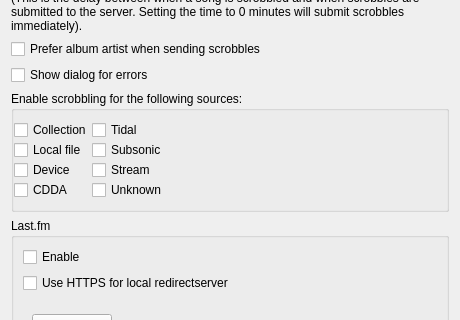
This is src/settings/scrobblersettingspage.ui in strawberrymusicplayer/strawberry as Qt 5 draws it before an edit; both pictures show x 0 to 460 and y 201 to 521 of the 460 by 1009 pixel window. The edited form follows.
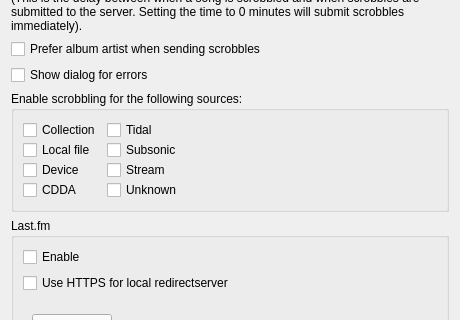
This is the edited form. Custom widgets are drawn as their Qt base class.

Commit message:
Fix spacing for sources in scrobbling settings
Fixes #523

What changed in the file:
```diff
--- a/src/settings/scrobblersettingspage.ui
+++ b/src/settings/scrobblersettingspage.ui
@@ -117,31 +117,19 @@
     </widget>
    </item>
    <item>
-    <widget class="QGroupBox" name="groupBox">
+    <widget class="QGroupBox" name="groupbox_sources">
      <property name="title">
       <string>Enable scrobbling for the following sources:</string>
      </property>
      <layout class="QFormLayout" name="formLayout">
-      <property name="horizontalSpacing">
-       <number>0</number>
-      </property>
       <property name="verticalSpacing">
        <number>0</number>
       </property>
-      <property name="leftMargin">
-       <number>0</number>
-      </property>
       <property name="rightMargin">
        <number>0</number>
       </property>
       <item row="0" column="0">
        <widget class="QCheckBox" name="checkbox_source_collection">
-        <property name="sizePolicy">
-         <sizepolicy hsizetype="Fixed" vsizetype="Fixed">
-          <horstretch>0</horstretch>
-          <verstretch>0</verstretch>
-         </sizepolicy>
-        </property>
         <property name="text">
          <string>Collection</string>
         </property>
@@ -149,95 +137,53 @@
       </item>
       <item row="0" column="1">
        <widget class="QCheckBox" name="checkbox_source_tidal">
-        <property name="sizePolicy">
-         <sizepolicy hsizetype="Fixed" vsizetype="Fixed">
-          <horstretch>0</horstretch>
-          <verstretch>0</verstretch>
-         </sizepolicy>
-        </property>
         <property name="text">
          <string>Tidal</string>
         </property>
        </widget>
       </item>
-      <item row="6" column="0">
-       <widget class="QCheckBox" name="checkbox_source_cdda">
-        <property name="sizePolicy">
-         <sizepolicy hsizetype="Fixed" vsizetype="Fixed">
-          <horstretch>0</horstretch>
-          <verstretch>0</verstretch>
-         </sizepolicy>
-        </property>
-        <property name="text">
-         <string>CDDA</string>
-        </property>
-       </widget>
-      </item>
-      <item row="2" column="1">
-       <widget class="QCheckBox" name="checkbox_source_stream">
-        <property name="sizePolicy">
-         <sizepolicy hsizetype="Fixed" vsizetype="Fixed">
-          <horstretch>0</horstretch>
-          <verstretch>0</verstretch>
-         </sizepolicy>
-        </property>
-        <property name="text">
-         <string>Stream</string>
-        </property>
-       </widget>
-      </item>
-      <item row="6" column="1">
-       <widget class="QCheckBox" name="checkbox_source_unknown">
-        <property name="sizePolicy">
-         <sizepolicy hsizetype="Fixed" vsizetype="Fixed">
-          <horstretch>0</horstretch>
-          <verstretch>0</verstretch>
-         </sizepolicy>
-        </property>
-        <property name="text">
-         <string>Unknown</string>
-        </property>
-       </widget>
-      </item>
-      <item row="1" column="1">
-       <widget class="QCheckBox" name="checkbox_source_subsonic">
-        <property name="sizePolicy">
-         <sizepolicy hsizetype="Fixed" vsizetype="Fixed">
-          <horstretch>0</horstretch>
-          <verstretch>0</verstretch>
-         </sizepolicy>
-        </property>
-        <property name="text">
-         <string>Subsonic</string>
-        </property>
-       </widget>
-      </item>
       <item row="1" column="0">
        <widget class="QCheckBox" name="checkbox_source_local">
-        <property name="sizePolicy">
-         <sizepolicy hsizetype="Fixed" vsizetype="Fixed">
-          <horstretch>0</horstretch>
-          <verstretch>0</verstretch>
-         </sizepolicy>
-        </property>
         <property name="text">
          <string>Local file</string>
         </property>
        </widget>
       </item>
+      <item row="1" column="1">
+       <widget class="QCheckBox" name="checkbox_source_subsonic">
+        <property name="text">
+         <string>Subsonic</string>
+        </property>
+       </widget>
+      </item>
       <item row="2" column="0">
        <widget class="QCheckBox" name="checkbox_source_device">
-        <property name="sizePolicy">
-         <sizepolicy hsizetype="Fixed" vsizetype="Fixed">
-          <horstretch>0</horstretch>
-          <verstretch>0</verstretch>
-         </sizepolicy>
-        </property>
         <property name="text">
          <string>Device</string>
         </property>
        </widget>
       </item>
+      <item row="2" column="1">
+       <widget class="QCheckBox" name="checkbox_source_stream">
+        <property name="text">
+         <string>Stream</string>
+        </property>
+       </widget>
+      </item>
+      <item row="3" column="0">
+       <widget class="QCheckBox" name="checkbox_source_cdda">
+        <property name="text">
+         <string>CDDA</string>
+        </property>
+       </widget>
+      </item>
+      <item row="3" column="1">
+       <widget class="QCheckBox" name="checkbox_source_unknown">
+        <property name="text">
+         <string>Unknown</string>
+        </property>
+       </widget>
+      </item>
      </layout>
     </widget>
    </item>
```
